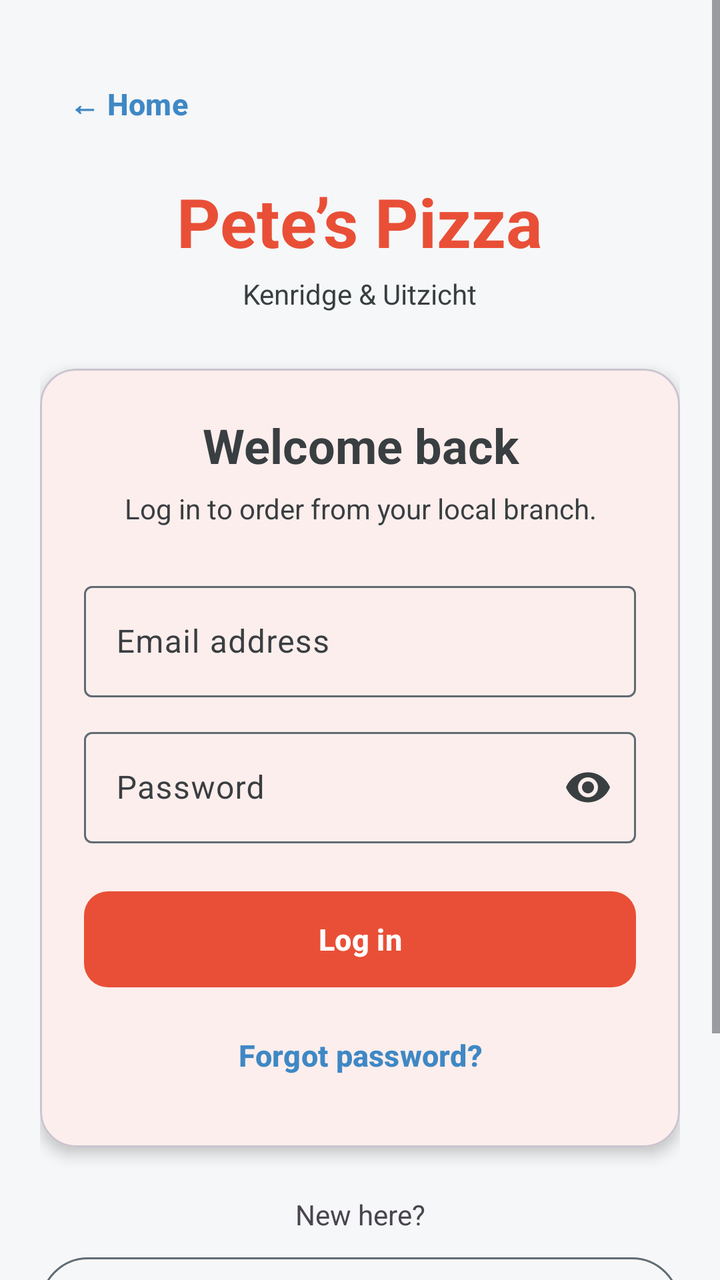
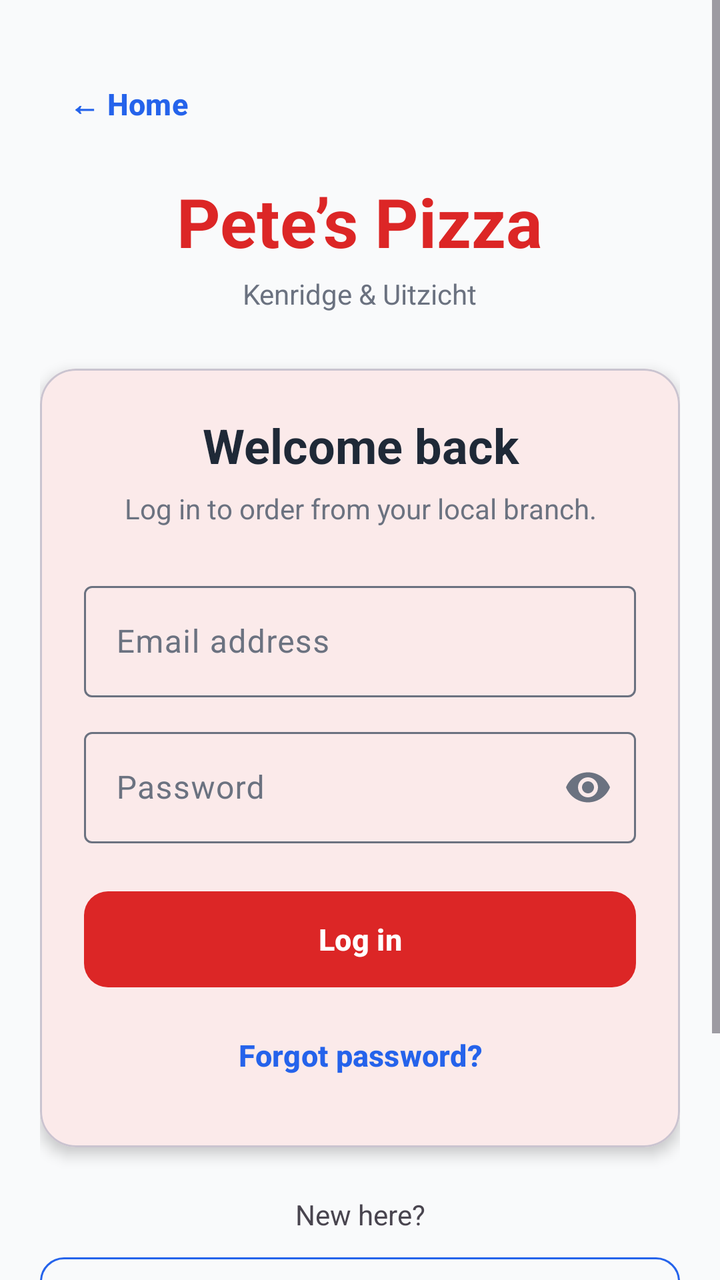

Two renders of the same Android screen: before a commit and after it. Below are the layout's source before the change and the commit's diff.
<!-- AndroidManifest.xml: application theme Theme.DeliveryApp -->
<!-- res/layout/activity_login.xml -->
<?xml version="1.0" encoding="utf-8"?>
<ScrollView xmlns:android="http://schemas.android.com/apk/res/android" xmlns:app="http://schemas.android.com/apk/res-auto"
    android:layout_width="match_parent" android:layout_height="match_parent" android:fillViewport="true">
    <LinearLayout android:layout_width="match_parent" android:layout_height="wrap_content"
        android:gravity="center_horizontal" android:orientation="vertical"
        android:paddingStart="20dp" android:paddingEnd="20dp" android:paddingTop="28dp" android:paddingBottom="32dp">
        <com.google.android.material.button.MaterialButton
            style="@style/Widget.Material3.Button.TextButton"
            android:id="@+id/btnHome" android:layout_width="wrap_content" android:layout_height="wrap_content"
            android:layout_gravity="start" android:text="← Home" android:textColor="@color/steel_blue" />
        <TextView android:layout_width="wrap_content" android:layout_height="wrap_content"
            android:layout_marginTop="12dp" android:text="Pete’s Pizza" android:textColor="@color/terracotta"
            android:textSize="34sp" android:textStyle="bold" />
        <TextView android:layout_width="wrap_content" android:layout_height="wrap_content"
            android:layout_marginTop="4dp" android:text="Kenridge &amp; Uitzicht"
            android:textColor="?attr/colorOnSurfaceVariant" />
        <com.google.android.material.card.MaterialCardView
            android:layout_width="match_parent" android:layout_height="wrap_content"
            android:layout_marginTop="28dp" app:cardBackgroundColor="?attr/colorSurface"
            app:cardCornerRadius="18dp" app:cardElevation="4dp">
            <LinearLayout android:layout_width="match_parent" android:layout_height="wrap_content"
                android:orientation="vertical" android:padding="22dp">
                <TextView android:layout_width="match_parent" android:layout_height="wrap_content"
                    android:gravity="center" android:text="Welcome back"
                    android:textAppearance="@style/TextAppearance.Material3.HeadlineSmall"
                    android:textStyle="bold" />
                <TextView android:layout_width="match_parent" android:layout_height="wrap_content"
                    android:layout_marginTop="6dp" android:gravity="center"
                    android:text="Log in to order from your local branch."
                    android:textColor="?attr/colorOnSurfaceVariant" />
                <com.google.android.material.textfield.TextInputLayout
                    style="@style/Widget.Material3.TextInputLayout.OutlinedBox"
                    android:layout_width="match_parent" android:layout_height="wrap_content"
                    android:layout_marginTop="24dp" android:hint="Email address">
                    <com.google.android.material.textfield.TextInputEditText
                        android:id="@+id/etEmail" android:layout_width="match_parent"
                        android:layout_height="wrap_content" android:inputType="textEmailAddress"
                        android:maxLines="1" />
                </com.google.android.material.textfield.TextInputLayout>
                <com.google.android.material.textfield.TextInputLayout
                    style="@style/Widget.Material3.TextInputLayout.OutlinedBox"
                    android:layout_width="match_parent" android:layout_height="wrap_content"
                    android:layout_marginTop="12dp" android:hint="Password" app:endIconMode="password_toggle">
                    <com.google.android.material.textfield.TextInputEditText
                        android:id="@+id/etPassword" android:layout_width="match_parent"
                        android:layout_height="wrap_content" android:inputType="textPassword"
                        android:maxLines="1" />
                </com.google.android.material.textfield.TextInputLayout>
                <TextView android:id="@+id/tvMessage" android:layout_width="match_parent"
                    android:layout_height="wrap_content" android:layout_marginTop="12dp"
                    android:visibility="gone" />
                <com.google.android.material.button.MaterialButton
                    android:id="@+id/btnLogin" android:layout_width="match_parent"
                    android:layout_height="56dp" android:layout_marginTop="20dp"
                    android:text="Log in" android:textStyle="bold" />
                <com.google.android.material.button.MaterialButton
                    style="@style/Widget.Material3.Button.TextButton"
                    android:id="@+id/btnForgot" android:layout_width="match_parent"
                    android:layout_height="wrap_content" android:layout_marginTop="6dp"
                    android:text="Forgot password?" android:textColor="@color/steel_blue" />
            </LinearLayout>
        </com.google.android.material.card.MaterialCardView>
        <TextView android:layout_width="match_parent" android:layout_height="wrap_content"
            android:layout_marginTop="24dp" android:gravity="center" android:text="New here?" />
        <com.google.android.material.button.MaterialButton
            style="@style/Widget.Material3.Button.OutlinedButton"
            android:id="@+id/btnRegister" android:layout_width="match_parent"
            android:layout_height="56dp" android:layout_marginTop="8dp"
            android:text="Create an account" android:textStyle="bold" />
        <TextView android:id="@+id/tvDemoHint" android:layout_width="match_parent"
            android:layout_height="wrap_content" android:layout_marginTop="16dp"
            android:gravity="center" android:textColor="?attr/colorOutline"
            android:textSize="12sp" android:text="Demo account: demo@delivery.app / Demo@1234" />
        <com.google.android.material.button.MaterialButton
            style="@style/Widget.Material3.Button.TextButton"
            android:id="@+id/btnDemo" android:layout_width="match_parent"
            android:layout_height="wrap_content" android:text="Use demo account"
            android:textColor="@color/steel_blue" />
    </LinearLayout>
</ScrollView>
<!-- resources referenced by this layout -->
<resources>
  <color name="steel_blue">#3F88C5</color>
  <color name="terracotta">#E94F37</color>
  <style name="Theme.DeliveryApp" parent="Theme.Material3.Light.NoActionBar">
          <item name="materialButtonStyle">@style/Widget.App.PrimaryButton</item>
          <item name="colorPrimary">@color/terracotta</item>
          <item name="colorOnPrimary">@color/white</item>
          <item name="colorPrimaryContainer">@color/terracotta_soft</item>
          <item name="colorOnPrimaryContainer">@color/gunmetal</item>
          <item name="colorSecondary">@color/steel_blue</item>
          <item name="colorOnSecondary">@color/white</item>
          <item name="colorSecondaryContainer">@color/steel_blue_soft</item>
          <item name="colorOnSecondaryContainer">@color/gunmetal</item>
          <item name="colorTertiary">@color/gunmetal</item>
          <item name="colorSurface">@color/white</item>
          <item name="colorOnSurface">@color/gunmetal</item>
          <item name="colorSurfaceVariant">@color/paper_variant</item>
          <item name="colorOnSurfaceVariant">@color/gunmetal</item>
          <item name="colorOutline">@color/outline</item>
          <item name="colorError">@color/error_red</item>
          <item name="android:colorBackground">@color/paper</item>
          <item name="android:textColorPrimary">@color/gunmetal</item>
          <item name="android:statusBarColor">@color/gunmetal</item>
          <item name="android:windowLightStatusBar">false</item>
      </style>
  <style name="Widget.App.PrimaryButton" parent="Widget.Material3.Button">
          <item name="cornerRadius">12dp</item><item name="android:textSize">15sp</item>
          <item name="android:minHeight">56dp</item><item name="android:textStyle">bold</item>
      </style>
  <color name="white">#FFFFFF</color>
  <color name="terracotta_soft">#FFF1ED</color>
  <color name="gunmetal">#393E41</color>
  <color name="steel_blue_soft">#DDEBF7</color>
  <color name="paper_variant">#E9ECEE</color>
  <color name="outline">#606B72</color>
  <color name="error_red">#B3261E</color>
  <color name="paper">#F6F7F8</color>
</resources>

<!-- the commit's change to res/layout/activity_login.xml (unified diff, before → after) -->
@@ -5,7 +5,7 @@
         android:gravity="center_horizontal" android:orientation="vertical"
         android:paddingStart="20dp" android:paddingEnd="20dp" android:paddingTop="28dp" android:paddingBottom="32dp">
         <com.google.android.material.button.MaterialButton
-            style="@style/Widget.Material3.Button.TextButton"
+            style="@style/Widget.App.SecondaryTextButton"
             android:id="@+id/btnHome" android:layout_width="wrap_content" android:layout_height="wrap_content"
             android:layout_gravity="start" android:text="← Home" android:textColor="@color/steel_blue" />
         <TextView android:layout_width="wrap_content" android:layout_height="wrap_content"
@@ -54,7 +54,7 @@
                     android:layout_height="56dp" android:layout_marginTop="20dp"
                     android:text="Log in" android:textStyle="bold" />
                 <com.google.android.material.button.MaterialButton
-                    style="@style/Widget.Material3.Button.TextButton"
+                    style="@style/Widget.App.SecondaryTextButton"
                     android:id="@+id/btnForgot" android:layout_width="match_parent"
                     android:layout_height="wrap_content" android:layout_marginTop="6dp"
                     android:text="Forgot password?" android:textColor="@color/steel_blue" />
@@ -63,7 +63,7 @@
         <TextView android:layout_width="match_parent" android:layout_height="wrap_content"
             android:layout_marginTop="24dp" android:gravity="center" android:text="New here?" />
         <com.google.android.material.button.MaterialButton
-            style="@style/Widget.Material3.Button.OutlinedButton"
+            style="@style/Widget.App.SecondaryButton"
             android:id="@+id/btnRegister" android:layout_width="match_parent"
             android:layout_height="56dp" android:layout_marginTop="8dp"
             android:text="Create an account" android:textStyle="bold" />
@@ -72,7 +72,7 @@
             android:gravity="center" android:textColor="?attr/colorOutline"
             android:textSize="12sp" android:text="Demo account: demo@delivery.app / Demo@1234" />
         <com.google.android.material.button.MaterialButton
-            style="@style/Widget.Material3.Button.TextButton"
+            style="@style/Widget.App.SecondaryTextButton"
             android:id="@+id/btnDemo" android:layout_width="match_parent"
             android:layout_height="wrap_content" android:text="Use demo account"
             android:textColor="@color/steel_blue" />
<!-- resource entries referenced after the edit -->
@@ -1,40 +1,61 @@
 <!-- resources referenced by this layout -->
 <resources>
-  <color name="steel_blue">#3F88C5</color>
-  <color name="terracotta">#E94F37</color>
+  <color name="steel_blue">@color/brand_blue</color>
+  <color name="terracotta">@color/brand_red</color>
+  <style name="Widget.App.SecondaryButton" parent="Widget.Material3.Button.OutlinedButton">
+          <item name="cornerRadius">12dp</item>
+          <item name="strokeColor">@color/brand_blue</item>
+          <item name="android:textColor">@color/brand_blue</item>
+          <item name="iconTint">@color/brand_blue</item>
+      </style>
+  <style name="Widget.App.SecondaryTextButton" parent="Widget.Material3.Button.TextButton">
+          <item name="android:textColor">@color/brand_blue</item>
+          <item name="iconTint">@color/brand_blue</item>
+      </style>
   <style name="Theme.DeliveryApp" parent="Theme.Material3.Light.NoActionBar">
           <item name="materialButtonStyle">@style/Widget.App.PrimaryButton</item>
-          <item name="colorPrimary">@color/terracotta</item>
-          <item name="colorOnPrimary">@color/white</item>
-          <item name="colorPrimaryContainer">@color/terracotta_soft</item>
-          <item name="colorOnPrimaryContainer">@color/gunmetal</item>
-          <item name="colorSecondary">@color/steel_blue</item>
-          <item name="colorOnSecondary">@color/white</item>
-          <item name="colorSecondaryContainer">@color/steel_blue_soft</item>
-          <item name="colorOnSecondaryContainer">@color/gunmetal</item>
-          <item name="colorTertiary">@color/gunmetal</item>
-          <item name="colorSurface">@color/white</item>
-          <item name="colorOnSurface">@color/gunmetal</item>
-          <item name="colorSurfaceVariant">@color/paper_variant</item>
-          <item name="colorOnSurfaceVariant">@color/gunmetal</item>
-          <item name="colorOutline">@color/outline</item>
+          <item name="materialButtonOutlinedStyle">@style/Widget.App.SecondaryButton</item>
+          <item name="colorPrimary">@color/brand_red</item>
+          <item name="colorOnPrimary">@color/surface</item>
+          <item name="colorPrimaryContainer">@color/brand_red_tint</item>
+          <item name="colorOnPrimaryContainer">@color/neutral_dark</item>
+          <item name="colorSecondary">@color/brand_blue</item>
+          <item name="colorOnSecondary">@color/surface</item>
+          <item name="colorSecondaryContainer">@color/brand_blue_tint</item>
+          <item name="colorOnSecondaryContainer">@color/neutral_dark</item>
+          <item name="colorTertiary">@color/neutral_primary</item>
+          <item name="colorSurface">@color/surface</item>
+          <item name="colorOnSurface">@color/neutral_dark</item>
+          <item name="colorSurfaceVariant">@color/neutral_border</item>
+          <item name="colorOnSurfaceVariant">@color/neutral_medium</item>
+          <item name="colorOutline">@color/neutral_medium</item>
           <item name="colorError">@color/error_red</item>
-          <item name="android:colorBackground">@color/paper</item>
-          <item name="android:textColorPrimary">@color/gunmetal</item>
-          <item name="android:statusBarColor">@color/gunmetal</item>
+          <item name="android:colorBackground">@color/page_background</item>
+          <item name="android:textColorPrimary">@color/neutral_dark</item>
+          <item name="android:statusBarColor">@color/brand_blue_dark</item>
+          <item name="android:navigationBarColor">@color/page_background</item>
           <item name="android:windowLightStatusBar">false</item>
+          <item name="android:windowLightNavigationBar">true</item>
       </style>
+  <color name="brand_blue">#2563EB</color>
+  <color name="brand_red">#DC2626</color>
   <style name="Widget.App.PrimaryButton" parent="Widget.Material3.Button">
-          <item name="cornerRadius">12dp</item><item name="android:textSize">15sp</item>
-          <item name="android:minHeight">56dp</item><item name="android:textStyle">bold</item>
+          <item name="cornerRadius">12dp</item>
+          <item name="android:textSize">15sp</item>
+          <item name="android:minHeight">56dp</item>
+          <item name="android:textStyle">bold</item>
+          <item name="backgroundTint">@color/brand_red</item>
+          <item name="android:textColor">@color/surface</item>
       </style>
-  <color name="white">#FFFFFF</color>
-  <color name="terracotta_soft">#FFF1ED</color>
-  <color name="gunmetal">#393E41</color>
-  <color name="steel_blue_soft">#DDEBF7</color>
-  <color name="paper_variant">#E9ECEE</color>
-  <color name="outline">#606B72</color>
-  <color name="error_red">#B3261E</color>
-  <color name="paper">#F6F7F8</color>
+  <color name="surface">#FFFFFF</color>
+  <color name="brand_red_tint">#FEE2E2</color>
+  <color name="neutral_dark">#1F2937</color>
+  <color name="brand_blue_tint">#DBEAFE</color>
+  <color name="neutral_primary">#4B5563</color>
+  <color name="neutral_border">#E5E7EB</color>
+  <color name="neutral_medium">#6B7280</color>
+  <color name="error_red">#B91C1C</color>
+  <color name="page_background">#F9FAFB</color>
+  <color name="brand_blue_dark">#1E40AF</color>
 </resources>
 
